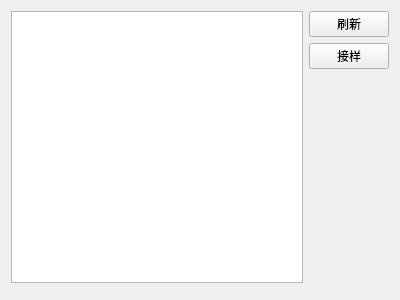
Old version of the form src/TaskSheetManager/samplecirculationui.ui in the repository hcc01/ELIMS.
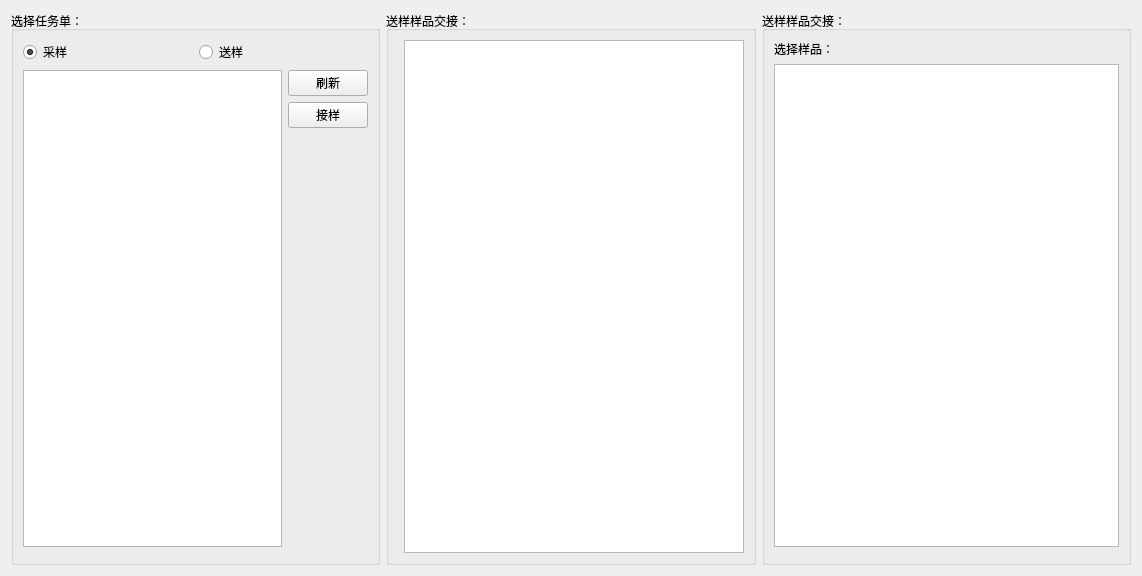
New version of the form. Custom widgets are drawn as their Qt base class.

Patch:
```diff
--- a/src/TaskSheetManager/samplecirculationui.ui
+++ b/src/TaskSheetManager/samplecirculationui.ui
@@ -6,14 +6,41 @@
    <rect>
     <x>0</x>
     <y>0</y>
-    <width>400</width>
-    <height>300</height>
+    <width>1142</width>
+    <height>576</height>
    </rect>
   </property>
   <property name="windowTitle">
    <string>Form</string>
   </property>
+  <layout class="QHBoxLayout" name="horizontalLayout_4">
+   <item>
+    <widget class="QGroupBox" name="groupBox">
+     <property name="title">
+      <string>选择任务单：</string>
+     </property>
   <layout class="QVBoxLayout" name="verticalLayout">
+      <item>
+       <layout class="QHBoxLayout" name="horizontalLayout">
+        <item>
+         <widget class="QRadioButton" name="samplingBtn">
+          <property name="text">
+           <string>采样</string>
+          </property>
+          <property name="checked">
+           <bool>true</bool>
+          </property>
+         </widget>
+        </item>
+        <item>
+         <widget class="QRadioButton" name="deliveryBtn">
+          <property name="text">
+           <string>送样</string>
+          </property>
+         </widget>
+        </item>
+       </layout>
+      </item>
    <item>
     <layout class="QHBoxLayout" name="horizontalLayout_3">
      <item>
@@ -54,6 +81,46 @@
    </item>
    <item>
     <widget class="SqlPageControleUI" name="pageCtrl" native="true"/>
+      </item>
+     </layout>
+    </widget>
+   </item>
+   <item>
+    <widget class="QGroupBox" name="groupBox_2">
+     <property name="title">
+      <string>送样样品交接：</string>
+     </property>
+     <layout class="QHBoxLayout" name="horizontalLayout_2">
+      <item>
+       <widget class="SqlPageControleUI" name="pageCtrl_2" native="true"/>
+      </item>
+      <item>
+       <widget class="MyTableView" name="tableView_2"/>
+      </item>
+     </layout>
+    </widget>
+   </item>
+   <item>
+    <widget class="QGroupBox" name="groupBox_3">
+     <property name="title">
+      <string>送样样品交接：</string>
+     </property>
+     <layout class="QVBoxLayout" name="verticalLayout_3">
+      <item>
+       <widget class="QLabel" name="label">
+        <property name="text">
+         <string>选择样品：</string>
+        </property>
+       </widget>
+      </item>
+      <item>
+       <widget class="MyTableView" name="tableView_3"/>
+      </item>
+      <item>
+       <widget class="SqlPageControleUI" name="pageCtrl_3" native="true"/>
+      </item>
+     </layout>
+    </widget>
    </item>
   </layout>
  </widget>
```
Lines whose indentation alone changed are shown as unchanged.
